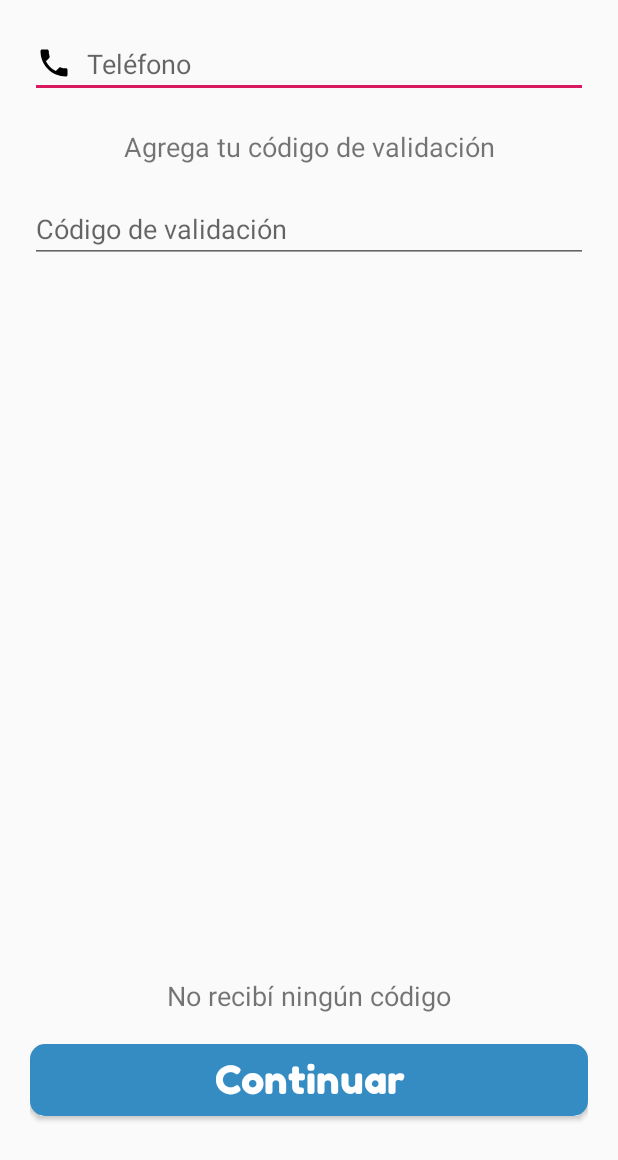
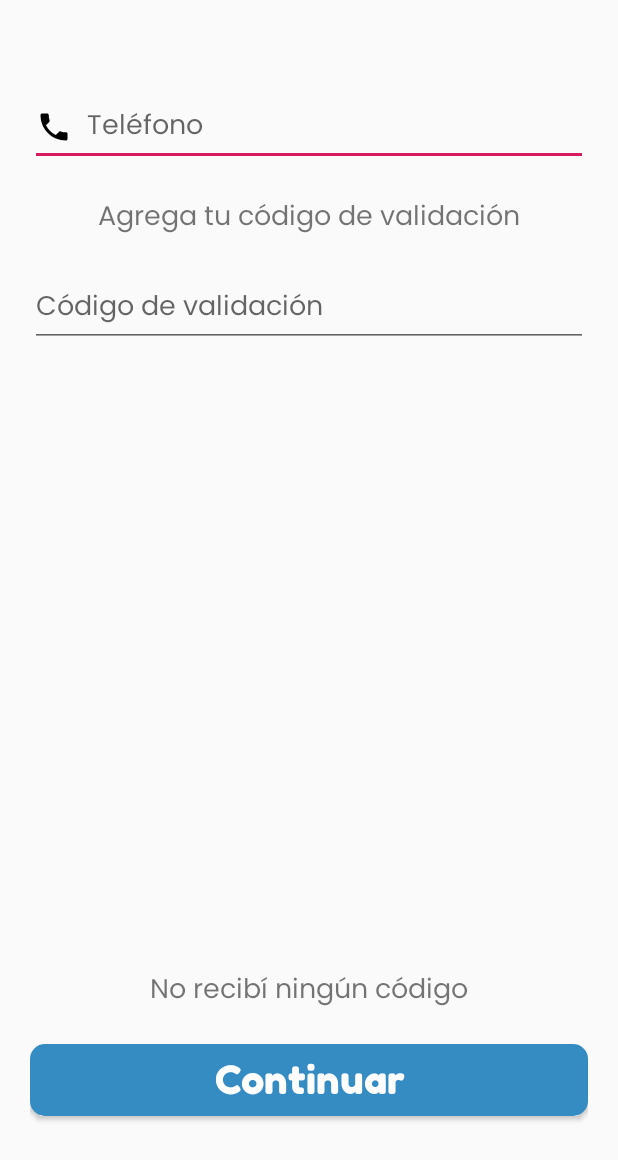
Before and after one commit to AlexGM117/Kleanny, an Android app: the layout fragment_register_step3.xml on its own in the app's theme, with its tools: preview values and no code run, on a phone screen of 412 x 824 dp. Shown: the top 1160 px of the screen. Run offline under Robolectric (Android 15) with nearby library versions, the phone set to English and light mode, and no system bars.

Commit message:
Se cambió el estilo de letra global de los edit texts y text views
El estilo por default es Poppins_Regular, no hay tamaño fijo para todos

```diff
--- a/app/src/main/res/layout/fragment_register_step3.xml
+++ b/app/src/main/res/layout/fragment_register_step3.xml
@@ -13,6 +13,7 @@
             android:layout_width="match_parent"
             android:layout_height="wrap_content"
             android:hint="@string/telefono"
+            android:layout_marginTop="40dp"
             android:drawableStart="@drawable/ic_local_phone"
             android:drawablePadding="10dp"
             app:layout_constraintStart_toStartOf="parent"
--- a/app/src/main/res/values/styles.xml
+++ b/app/src/main/res/values/styles.xml
@@ -6,6 +6,9 @@
         <item name="colorPrimary">@color/colorPrimary</item>
         <item name="colorPrimaryDark">@color/colorPrimaryDark</item>
         <item name="colorAccent">@color/colorAccent</item>
+        <!--personalización de los editText que vienen por default-->
+        <item name="editTextStyle">@style/StandardEditTextStyle</item>
+        <item name="android:textViewStyle">@style/StandardTextViewStyle</item>
     </style>
 
     <!--Estilo para los botones de formularios-->
@@ -17,4 +20,12 @@
         <item name="android:textSize">@dimen/button_text_size</item>
     </style>
 
+    <style name="StandardEditTextStyle" parent="Base.V7.Widget.AppCompat.EditText">
+        <item name="android:fontFamily">@font/Poppins_Regular</item>
+    </style>
+
+    <style name="StandardTextViewStyle" parent="android:Widget.TextView">
+        <item name="android:fontFamily">@font/Poppins_Regular</item>
+    </style>
+
 </resources>
```
